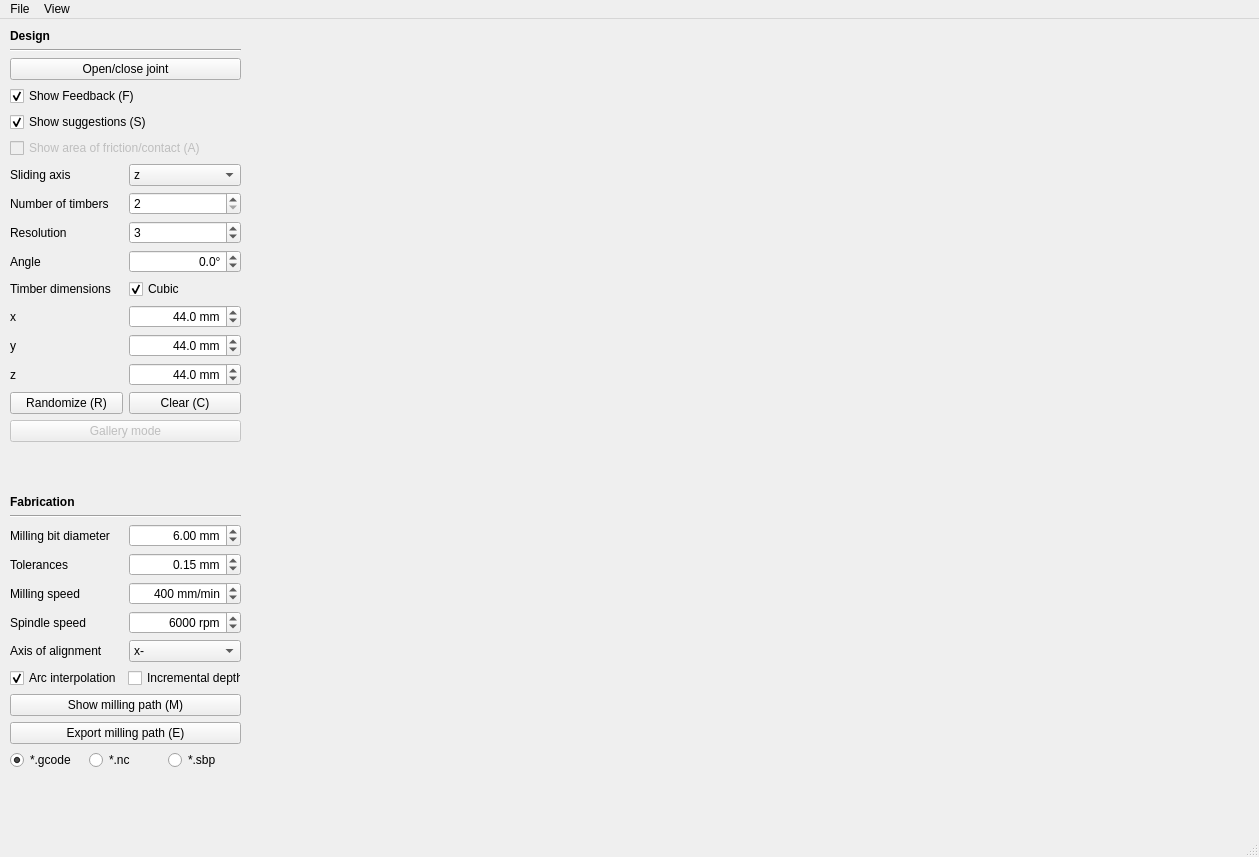
The window that setup/Tsugite.ui (marialarsson/tsugite) describes before a commit, drawn with Qt 5.
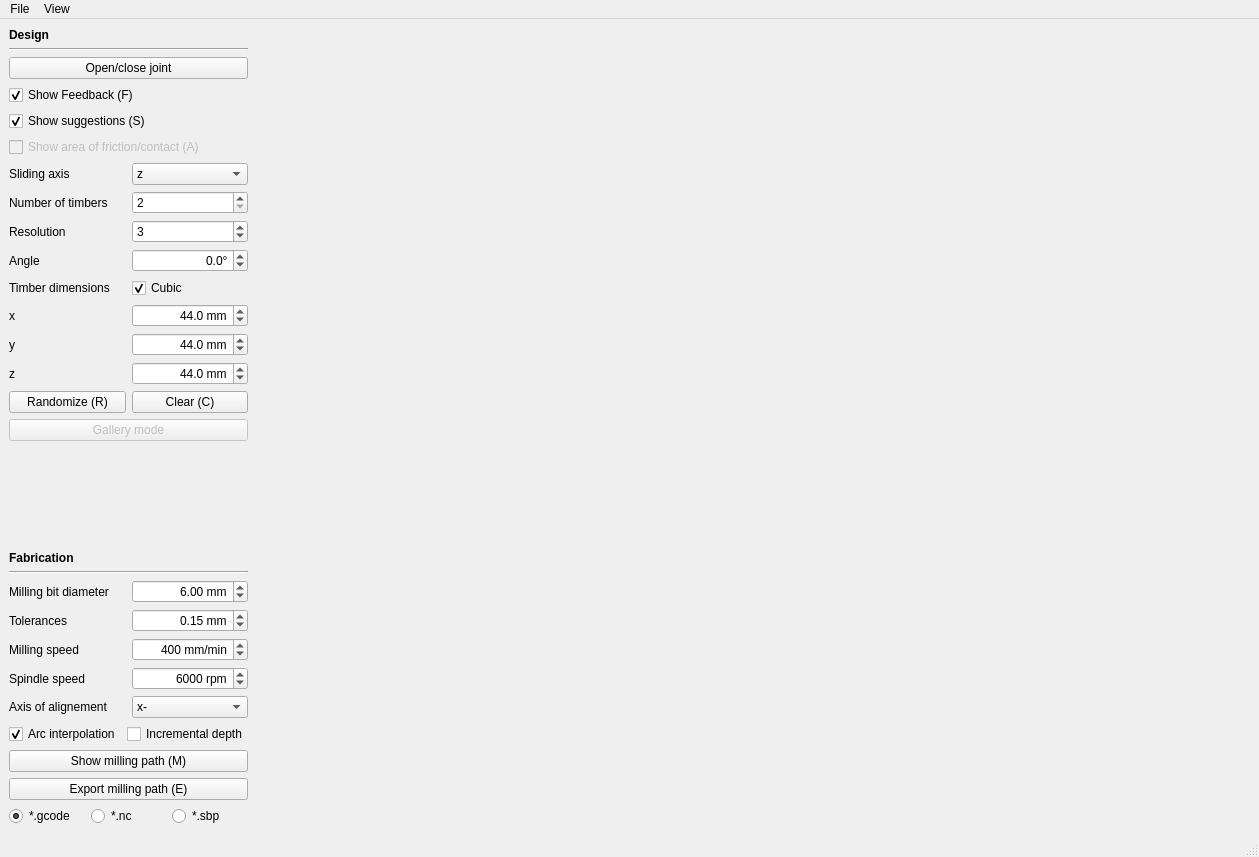
The same window after the commit.

```diff
--- a/setup/Tsugite.ui
+++ b/setup/Tsugite.ui
@@ -20,18 +20,17 @@
    </size>
   </property>
   <widget class="QWidget" name="centralwidget">
-   <widget class="QWidget" name="verticalLayoutWidget">
-    <property name="geometry">
-     <rect>
-      <x>10</x>
-      <y>10</y>
-      <width>231</width>
-      <height>741</height>
-     </rect>
-    </property>
-    <layout class="QVBoxLayout" name="V_layout">
+   <property name="minimumSize">
+    <size>
+     <width>1</width>
+     <height>1</height>
+    </size>
+   </property>
+   <layout class="QFormLayout" name="formLayout">
+    <item row="0" column="0">
+     <layout class="QVBoxLayout" name="verticalLayout">
      <property name="sizeConstraint">
-      <enum>QLayout::SetDefaultConstraint</enum>
+       <enum>QLayout::SetNoConstraint</enum>
      </property>
      <item>
       <widget class="QLabel" name="label_10">
@@ -613,7 +612,7 @@
        <item>
         <widget class="QLabel" name="label_13">
          <property name="text">
-          <string>Axis of alignment</string>
+           <string>Axis of alignement</string>
          </property>
         </widget>
        </item>
@@ -722,22 +721,15 @@
       </layout>
      </item>
     </layout>
-   </widget>
-   <widget class="QWidget" name="horizontalLayoutWidget">
-    <property name="geometry">
-     <rect>
-      <x>250</x>
-      <y>10</y>
-      <width>1001</width>
-      <height>802</height>
-     </rect>
-    </property>
+    </item>
+    <item row="0" column="1">
     <layout class="QHBoxLayout" name="H_layout">
      <property name="sizeConstraint">
-      <enum>QLayout::SetDefaultConstraint</enum>
-     </property>
-    </layout>
-   </widget>
+       <enum>QLayout::SetNoConstraint</enum>
+      </property>
+     </layout>
+    </item>
+   </layout>
   </widget>
   <widget class="QMenuBar" name="menubar">
    <property name="geometry">
```
Left out of the diff: 12 changed lines with no effect on the pictures. Lines whose indentation alone changed are shown as unchanged.
